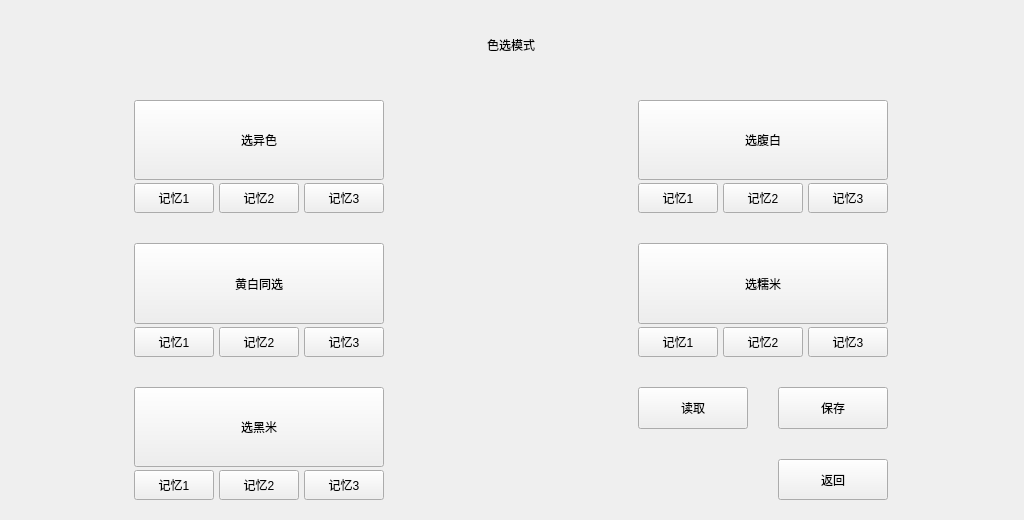
zhoutl1106/pjt2, file forms/formmodeselect.ui: the form before one commit.
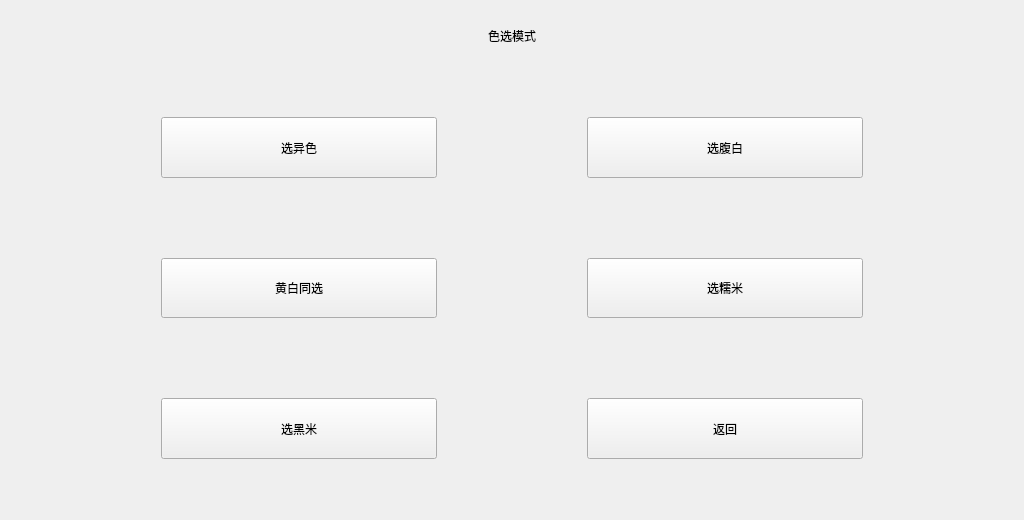
The form after the commit. Icons and pictures are not drawn.

```diff
--- a/forms/formmodeselect.ui
+++ b/forms/formmodeselect.ui
@@ -13,28 +13,50 @@
   <property name="windowTitle">
    <string>Form</string>
   </property>
-  <layout class="QGridLayout" name="gridLayout_2">
+  <layout class="QVBoxLayout" name="verticalLayout">
+   <item>
+    <widget class="QLabel" name="label">
+     <property name="sizePolicy">
+      <sizepolicy hsizetype="Preferred" vsizetype="Fixed">
+       <horstretch>0</horstretch>
+       <verstretch>0</verstretch>
+      </sizepolicy>
+     </property>
+     <property name="minimumSize">
+      <size>
+       <width>0</width>
+       <height>50</height>
+      </size>
+     </property>
+     <property name="text">
+      <string>色选模式</string>
+     </property>
+     <property name="alignment">
+      <set>Qt::AlignCenter</set>
+     </property>
+    </widget>
+   </item>
+   <item>
+    <layout class="QGridLayout" name="gridLayout">
    <property name="leftMargin">
-    <number>80</number>
+      <number>150</number>
    </property>
    <property name="topMargin">
-    <number>20</number>
+      <number>50</number>
    </property>
    <property name="rightMargin">
-    <number>80</number>
+      <number>150</number>
    </property>
    <property name="bottomMargin">
-    <number>20</number>
+      <number>50</number>
    </property>
    <property name="horizontalSpacing">
-    <number>200</number>
+      <number>150</number>
    </property>
    <property name="verticalSpacing">
-    <number>30</number>
-   </property>
-   <item row="1" column="0">
-    <layout class="QVBoxLayout" name="verticalLayout_3">
-     <item>
+      <number>80</number>
+     </property>
+     <item row="0" column="0">
       <widget class="QPushButton" name="mode_1">
        <property name="sizePolicy">
         <sizepolicy hsizetype="Preferred" vsizetype="Expanding">
@@ -53,112 +75,7 @@
        </property>
       </widget>
      </item>
-     <item>
-      <layout class="QHBoxLayout" name="horizontalLayout">
-       <property name="spacing">
-        <number>5</number>
-       </property>
-       <property name="topMargin">
-        <number>3</number>
-       </property>
-       <item>
-        <widget class="QToolButton" name="mem_11">
-         <property name="sizePolicy">
-          <sizepolicy hsizetype="Fixed" vsizetype="Fixed">
-           <horstretch>0</horstretch>
-           <verstretch>0</verstretch>
-          </sizepolicy>
-         </property>
-         <property name="minimumSize">
-          <size>
-           <width>80</width>
-           <height>30</height>
-          </size>
-         </property>
-         <property name="styleSheet">
-          <string notr="true"/>
-         </property>
-         <property name="text">
-          <string>记忆1</string>
-         </property>
-         <property name="checked">
-          <bool>false</bool>
-         </property>
-        </widget>
-       </item>
-       <item>
-        <widget class="QToolButton" name="mem_12">
-         <property name="sizePolicy">
-          <sizepolicy hsizetype="Fixed" vsizetype="Fixed">
-           <horstretch>0</horstretch>
-           <verstretch>0</verstretch>
-          </sizepolicy>
-         </property>
-         <property name="minimumSize">
-          <size>
-           <width>80</width>
-           <height>30</height>
-          </size>
-         </property>
-         <property name="styleSheet">
-          <string notr="true"/>
-         </property>
-         <property name="text">
-          <string>记忆2</string>
-         </property>
-        </widget>
-       </item>
-       <item>
-        <widget class="QToolButton" name="mem_13">
-         <property name="sizePolicy">
-          <sizepolicy hsizetype="Fixed" vsizetype="Fixed">
-           <horstretch>0</horstretch>
-           <verstretch>0</verstretch>
-          </sizepolicy>
-         </property>
-         <property name="minimumSize">
-          <size>
-           <width>80</width>
-           <height>30</height>
-          </size>
-         </property>
-         <property name="styleSheet">
-          <string notr="true">QRadioButton
-{
-    text-align:center;
-    font-size:15px;
-}
-
-QRadioButton::indicator
-{
-    width:0px;
-    height:0px;
-}
-
-QRadioButton:checked
-{
-	color: rgb(255, 255, 255);
-	border-image: url(:/image/btnR.png);
-}
-
-QRadioButton:unchecked
-{
-	color: rgb(255, 255, 255);
-	border-image: url(:/image/btnG.png);
-}</string>
-         </property>
-         <property name="text">
-          <string>记忆3</string>
-         </property>
-        </widget>
-       </item>
-      </layout>
-     </item>
-    </layout>
-   </item>
-   <item row="1" column="1">
-    <layout class="QVBoxLayout" name="verticalLayout_4">
-     <item>
+     <item row="0" column="1">
       <widget class="QPushButton" name="mode_2">
        <property name="sizePolicy">
         <sizepolicy hsizetype="Preferred" vsizetype="Expanding">
@@ -174,91 +91,7 @@
        </property>
       </widget>
      </item>
-     <item>
-      <layout class="QHBoxLayout" name="horizontalLayout_5">
-       <property name="spacing">
-        <number>5</number>
-       </property>
-       <property name="topMargin">
-        <number>3</number>
-       </property>
-       <item>
-        <widget class="QToolButton" name="mem_21">
-         <property name="sizePolicy">
-          <sizepolicy hsizetype="Fixed" vsizetype="Fixed">
-           <horstretch>0</horstretch>
-           <verstretch>0</verstretch>
-          </sizepolicy>
-         </property>
-         <property name="minimumSize">
-          <size>
-           <width>80</width>
-           <height>30</height>
-          </size>
-         </property>
-         <property name="styleSheet">
-          <string notr="true"/>
-         </property>
-         <property name="text">
-          <string>记忆1</string>
-         </property>
-         <property name="checked">
-          <bool>false</bool>
-         </property>
-        </widget>
-       </item>
-       <item>
-        <widget class="QToolButton" name="mem_22">
-         <property name="sizePolicy">
-          <sizepolicy hsizetype="Fixed" vsizetype="Fixed">
-           <horstretch>0</horstretch>
-           <verstretch>0</verstretch>
-          </sizepolicy>
-         </property>
-         <property name="minimumSize">
-          <size>
-           <width>80</width>
-           <height>30</height>
-          </size>
-         </property>
-         <property name="styleSheet">
-          <string notr="true"/>
-         </property>
-         <property name="text">
-          <string>记忆2</string>
-         </property>
-        </widget>
-       </item>
-       <item>
-        <widget class="QToolButton" name="mem_23">
-         <property name="sizePolicy">
-          <sizepolicy hsizetype="Fixed" vsizetype="Fixed">
-           <horstretch>0</horstretch>
-           <verstretch>0</verstretch>
-          </sizepolicy>
-         </property>
-         <property name="minimumSize">
-          <size>
-           <width>80</width>
-           <height>30</height>
-          </size>
-         </property>
-         <property name="styleSheet">
-          <string notr="true">text-align:center;
-</string>
-         </property>
-         <property name="text">
-          <string>记忆3</string>
-         </property>
-        </widget>
-       </item>
-      </layout>
-     </item>
-    </layout>
-   </item>
-   <item row="2" column="0">
-    <layout class="QVBoxLayout" name="verticalLayout_2">
-     <item>
+     <item row="1" column="0">
       <widget class="QPushButton" name="mode_3">
        <property name="sizePolicy">
         <sizepolicy hsizetype="Preferred" vsizetype="Expanding">
@@ -274,91 +107,7 @@
        </property>
       </widget>
      </item>
-     <item>
-      <layout class="QHBoxLayout" name="horizontalLayout_3">
-       <property name="spacing">
-        <number>5</number>
-       </property>
-       <property name="topMargin">
-        <number>3</number>
-       </property>
-       <item>
-        <widget class="QToolButton" name="mem_31">
-         <property name="sizePolicy">
-          <sizepolicy hsizetype="Fixed" vsizetype="Fixed">
-           <horstretch>0</horstretch>
-           <verstretch>0</verstretch>
-          </sizepolicy>
-         </property>
-         <property name="minimumSize">
-          <size>
-           <width>80</width>
-           <height>30</height>
-          </size>
-         </property>
-         <property name="styleSheet">
-          <string notr="true"/>
-         </property>
-         <property name="text">
-          <string>记忆1</string>
-         </property>
-         <property name="checked">
-          <bool>false</bool>
-         </property>
-        </widget>
-       </item>
-       <item>
-        <widget class="QToolButton" name="mem_32">
-         <property name="sizePolicy">
-          <sizepolicy hsizetype="Fixed" vsizetype="Fixed">
-           <horstretch>0</horstretch>
-           <verstretch>0</verstretch>
-          </sizepolicy>
-         </property>
-         <property name="minimumSize">
-          <size>
-           <width>80</width>
-           <height>30</height>
-          </size>
-         </property>
-         <property name="styleSheet">
-          <string notr="true"/>
-         </property>
-         <property name="text">
-          <string>记忆2</string>
-         </property>
-        </widget>
-       </item>
-       <item>
-        <widget class="QToolButton" name="mem_33">
-         <property name="sizePolicy">
-          <sizepolicy hsizetype="Fixed" vsizetype="Fixed">
-           <horstretch>0</horstretch>
-           <verstretch>0</verstretch>
-          </sizepolicy>
-         </property>
-         <property name="minimumSize">
-          <size>
-           <width>80</width>
-           <height>30</height>
-          </size>
-         </property>
-         <property name="styleSheet">
-          <string notr="true">text-align:center;
-</string>
-         </property>
-         <property name="text">
-          <string>记忆3</string>
-         </property>
-        </widget>
-       </item>
-      </layout>
-     </item>
-    </layout>
-   </item>
-   <item row="2" column="1">
-    <layout class="QVBoxLayout" name="verticalLayout_5">
-     <item>
+     <item row="1" column="1">
       <widget class="QPushButton" name="mode_4">
        <property name="sizePolicy">
         <sizepolicy hsizetype="Preferred" vsizetype="Expanding">
@@ -374,91 +123,7 @@
        </property>
       </widget>
      </item>
-     <item>
-      <layout class="QHBoxLayout" name="horizontalLayout_6">
-       <property name="spacing">
-        <number>5</number>
-       </property>
-       <property name="topMargin">
-        <number>3</number>
-       </property>
-       <item>
-        <widget class="QToolButton" name="mem_41">
-         <property name="sizePolicy">
-          <sizepolicy hsizetype="Fixed" vsizetype="Fixed">
-           <horstretch>0</horstretch>
-           <verstretch>0</verstretch>
-          </sizepolicy>
-         </property>
-         <property name="minimumSize">
-          <size>
-           <width>80</width>
-           <height>30</height>
-          </size>
-         </property>
-         <property name="styleSheet">
-          <string notr="true"/>
-         </property>
-         <property name="text">
-          <string>记忆1</string>
-         </property>
-         <property name="checked">
-          <bool>false</bool>
-         </property>
-        </widget>
-       </item>
-       <item>
-        <widget class="QToolButton" name="mem_42">
-         <property name="sizePolicy">
-          <sizepolicy hsizetype="Fixed" vsizetype="Fixed">
-           <horstretch>0</horstretch>
-           <verstretch>0</verstretch>
-          </sizepolicy>
-         </property>
-         <property name="minimumSize">
-          <size>
-           <width>80</width>
-           <height>30</height>
-          </size>
-         </property>
-         <property name="styleSheet">
-          <string notr="true"/>
-         </property>
-         <property name="text">
-          <string>记忆2</string>
-         </property>
-        </widget>
-       </item>
-       <item>
-        <widget class="QToolButton" name="mem_43">
-         <property name="sizePolicy">
-          <sizepolicy hsizetype="Fixed" vsizetype="Fixed">
-           <horstretch>0</horstretch>
-           <verstretch>0</verstretch>
-          </sizepolicy>
-         </property>
-         <property name="minimumSize">
-          <size>
-           <width>80</width>
-           <height>30</height>
-          </size>
-         </property>
-         <property name="styleSheet">
-          <string notr="true">text-align:center;
-</string>
-         </property>
-         <property name="text">
-          <string>记忆3</string>
-         </property>
-        </widget>
-       </item>
-      </layout>
-     </item>
-    </layout>
-   </item>
-   <item row="3" column="0">
-    <layout class="QVBoxLayout" name="verticalLayout">
-     <item>
+     <item row="2" column="0">
       <widget class="QPushButton" name="mode_5">
        <property name="sizePolicy">
         <sizepolicy hsizetype="Preferred" vsizetype="Expanding">
@@ -474,119 +139,7 @@
        </property>
       </widget>
      </item>
-     <item>
-      <layout class="QHBoxLayout" name="horizontalLayout_4">
-       <property name="spacing">
-        <number>5</number>
-       </property>
-       <property name="topMargin">
-        <number>3</number>
-       </property>
-       <item>
-        <widget class="QToolButton" name="mem_51">
-         <property name="sizePolicy">
-          <sizepolicy hsizetype="Fixed" vsizetype="Fixed">
-           <horstretch>0</horstretch>
-           <verstretch>0</verstretch>
-          </sizepolicy>
-         </property>
-         <property name="minimumSize">
-          <size>
-           <width>80</width>
-           <height>30</height>
-          </size>
-         </property>
-         <property name="styleSheet">
-          <string notr="true"/>
-         </property>
-         <property name="text">
-          <string>记忆1</string>
-         </property>
-         <property name="checked">
-          <bool>false</bool>
-         </property>
-        </widget>
-       </item>
-       <item>
-        <widget class="QToolButton" name="mem_52">
-         <property name="sizePolicy">
-          <sizepolicy hsizetype="Fixed" vsizetype="Fixed">
-           <horstretch>0</horstretch>
-           <verstretch>0</verstretch>
-          </sizepolicy>
-         </property>
-         <property name="minimumSize">
-          <size>
-           <width>80</width>
-           <height>30</height>
-          </size>
-         </property>
-         <property name="styleSheet">
-          <string notr="true"/>
-         </property>
-         <property name="text">
-          <string>记忆2</string>
-         </property>
-        </widget>
-       </item>
-       <item>
-        <widget class="QToolButton" name="mem_53">
-         <property name="sizePolicy">
-          <sizepolicy hsizetype="Fixed" vsizetype="Fixed">
-           <horstretch>0</horstretch>
-           <verstretch>0</verstretch>
-          </sizepolicy>
-         </property>
-         <property name="minimumSize">
-          <size>
-           <width>80</width>
-           <height>30</height>
-          </size>
-         </property>
-         <property name="styleSheet">
-          <string notr="true"/>
-         </property>
-         <property name="text">
-          <string>记忆3</string>
-         </property>
-        </widget>
-       </item>
-      </layout>
-     </item>
-    </layout>
-   </item>
-   <item row="3" column="1">
-    <layout class="QGridLayout" name="gridLayout">
-     <property name="spacing">
-      <number>30</number>
-     </property>
-     <item row="0" column="0">
-      <widget class="QToolButton" name="toolButton_3">
-       <property name="sizePolicy">
-        <sizepolicy hsizetype="Preferred" vsizetype="Preferred">
-         <horstretch>0</horstretch>
-         <verstretch>0</verstretch>
-        </sizepolicy>
-       </property>
-       <property name="text">
-        <string>读取</string>
-       </property>
-      </widget>
-     </item>
-     <item row="0" column="1">
-      <widget class="QToolButton" name="toolButton_2">
-       <property name="sizePolicy">
-        <sizepolicy hsizetype="Preferred" vsizetype="Preferred">
-         <horstretch>0</horstretch>
-         <verstretch>0</verstretch>
-        </sizepolicy>
-       </property>
-       <property name="text">
-        <string>保存</string>
-       </property>
-      </widget>
-     </item>
-     <item row="1" column="1">
+     <item row="2" column="1">
       <widget class="QToolButton" name="toolButton">
        <property name="sizePolicy">
         <sizepolicy hsizetype="Preferred" vsizetype="Preferred">
@@ -601,28 +154,6 @@
      </item>
     </layout>
    </item>
-   <item row="0" column="0" colspan="2">
-    <widget class="QLabel" name="label">
-     <property name="sizePolicy">
-      <sizepolicy hsizetype="Preferred" vsizetype="Fixed">
-       <horstretch>0</horstretch>
-       <verstretch>0</verstretch>
-      </sizepolicy>
-     </property>
-     <property name="minimumSize">
-      <size>
-       <width>0</width>
-       <height>50</height>
-      </size>
-     </property>
-     <property name="text">
-      <string>色选模式</string>
-     </property>
-     <property name="alignment">
-      <set>Qt::AlignCenter</set>
-     </property>
-    </widget>
-   </item>
   </layout>
  </widget>
  <resources/>
```
Lines whose indentation alone changed are shown as unchanged.
